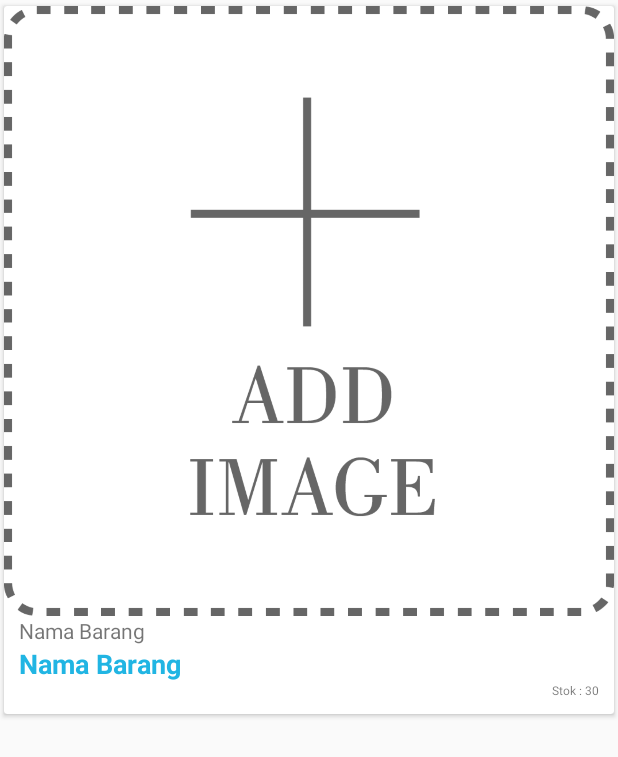
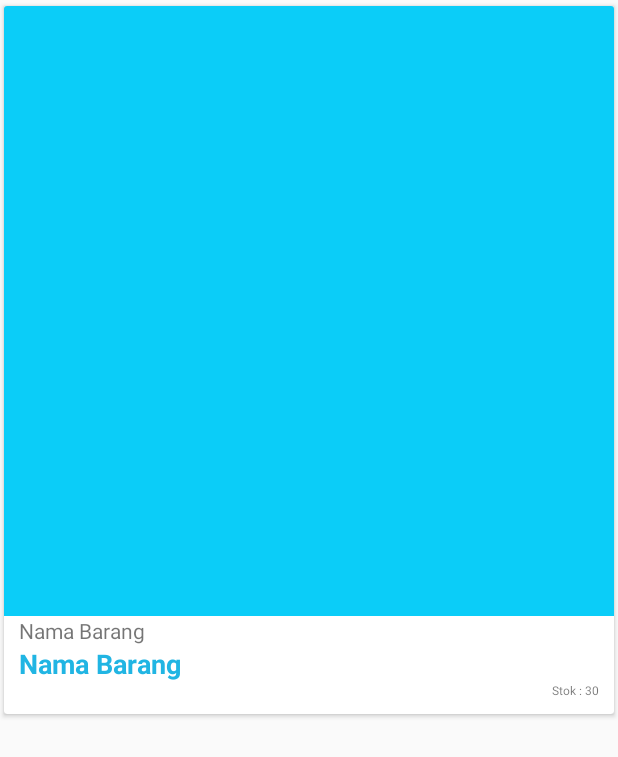
Before and after one commit to kencana16/UAS-Mobile, an Android app: the layout item_card_barang.xml on its own in the app's theme, with its tools: preview values and no code run, on a phone screen of 412 x 824 dp. Shown: the top 757 px of the screen. Run offline under Robolectric (Android 15) with nearby library versions, the phone set to English and light mode, and no system bars.

Commit message:
fix searchview

```diff
--- a/app/src/main/java/com/kencana/uas/SellDataActivity.java
+++ b/app/src/main/java/com/kencana/uas/SellDataActivity.java
@@ -1,6 +1,7 @@
 package com.kencana.uas;
 
 import androidx.appcompat.app.AppCompatActivity;
+import androidx.appcompat.widget.SearchView;
 import androidx.recyclerview.widget.GridLayoutManager;
 import androidx.recyclerview.widget.LinearLayoutManager;
 import androidx.recyclerview.widget.RecyclerView;
@@ -11,7 +12,6 @@ import android.os.Bundle;
 import android.view.Menu;
 import android.view.MenuInflater;
 import android.view.MenuItem;
-import android.widget.SearchView;
 import android.widget.Toast;
 
 import java.text.NumberFormat;
@@ -92,7 +92,8 @@ public class SellDataActivity extends AppCompatActivity {
         inflater.inflate(R.menu.example_menu, menu);
 
         MenuItem searchItem = menu.findItem(R.id.action_search);
-        SearchView searchView = (SearchView) searchItem.getActionView();
+
+        androidx.appcompat.widget.SearchView searchView = (androidx.appcompat.widget.SearchView) searchItem.getActionView();
         searchView.setOnQueryTextListener(new SearchView.OnQueryTextListener() {
             @Override
             public boolean onQueryTextSubmit(String query) {
@@ -105,6 +106,7 @@ public class SellDataActivity extends AppCompatActivity {
                 return false;
             }
         });
+
         return true;
     }
 }
--- a/app/src/main/res/layout/item_card_barang.xml
+++ b/app/src/main/res/layout/item_card_barang.xml
@@ -20,7 +20,7 @@
             android:layout_height="wrap_content"
             android:scaleType="centerCrop"
             android:adjustViewBounds="true"
-            tools:src="@drawable/add_image"/>
+            android:src="@color/colorPrimary"/>
         <LinearLayout
             android:layout_width="match_parent"
             android:layout_height="wrap_content"
--- a/app/src/main/res/menu/example_menu.xml
+++ b/app/src/main/res/menu/example_menu.xml
@@ -5,5 +5,5 @@
         android:icon="@drawable/ic_search"
         android:title="CariBarang"
         app:showAsAction="collapseActionView|ifRoom"
-        app:actionViewClass="android.widget.SearchView" />
+        app:actionViewClass="androidx.appcompat.widget.SearchView" />
 </menu>
```
Also changed, not shown: app/src/main/java/com/kencana/uas/ShowDataActivity.java (+5 -2 lines).
